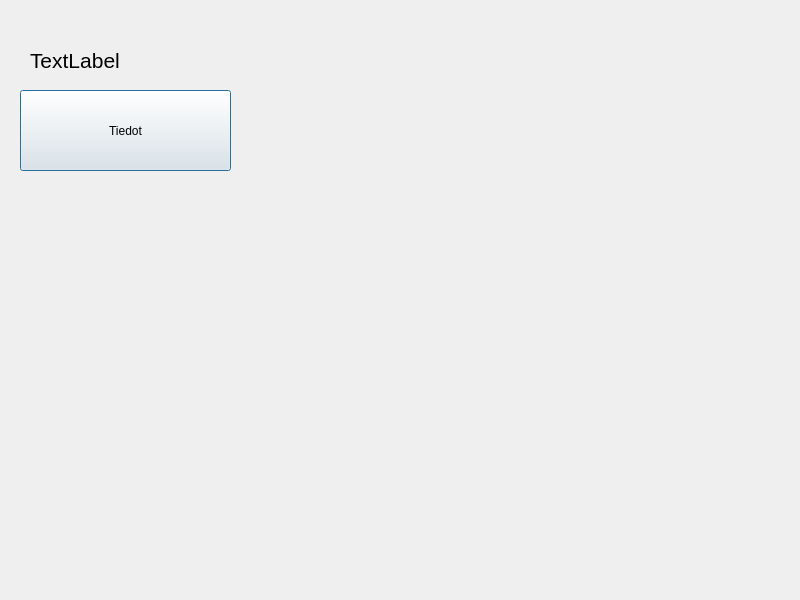
Above: frontend/asiakaswindow.ui from 22kmo-project/group_6 before the change. Below: the same form after it.
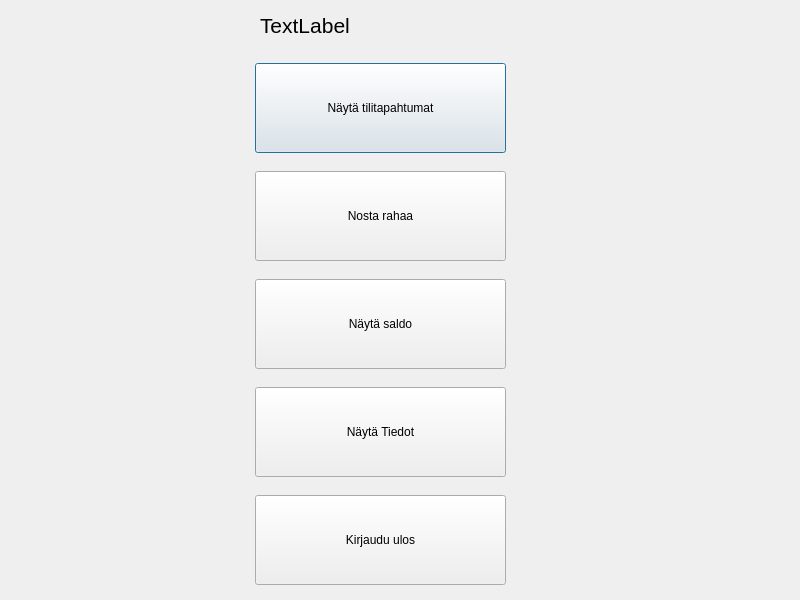
That is the form after the change.

```diff
--- a/frontend/asiakaswindow.ui
+++ b/frontend/asiakaswindow.ui
@@ -16,10 +16,10 @@
   <widget class="QLabel" name="labelIduser">
    <property name="geometry">
     <rect>
-     <x>30</x>
-     <y>10</y>
+     <x>260</x>
+     <y>0</y>
      <width>241</width>
-     <height>101</height>
+     <height>51</height>
     </rect>
    </property>
    <property name="font">
@@ -31,17 +31,129 @@
     <string>&lt;html&gt;&lt;head/&gt;&lt;body&gt;&lt;p&gt;&lt;span style=&quot; font-size:16pt;&quot;&gt;TextLabel&lt;/span&gt;&lt;/p&gt;&lt;/body&gt;&lt;/html&gt;</string>
    </property>
   </widget>
+  <widget class="QPushButton" name="btnTapahtumat">
+   <property name="geometry">
+    <rect>
+     <x>255</x>
+     <y>63</y>
+     <width>251</width>
+     <height>90</height>
+    </rect>
+   </property>
+   <property name="sizePolicy">
+    <sizepolicy hsizetype="Minimum" vsizetype="Fixed">
+     <horstretch>0</horstretch>
+     <verstretch>0</verstretch>
+    </sizepolicy>
+   </property>
+   <property name="minimumSize">
+    <size>
+     <width>200</width>
+     <height>90</height>
+    </size>
+   </property>
+   <property name="text">
+    <string>Näytä tilitapahtumat</string>
+   </property>
+  </widget>
+  <widget class="QPushButton" name="btnNosto">
+   <property name="geometry">
+    <rect>
+     <x>255</x>
+     <y>171</y>
+     <width>251</width>
+     <height>90</height>
+    </rect>
+   </property>
+   <property name="sizePolicy">
+    <sizepolicy hsizetype="Minimum" vsizetype="Fixed">
+     <horstretch>0</horstretch>
+     <verstretch>0</verstretch>
+    </sizepolicy>
+   </property>
+   <property name="minimumSize">
+    <size>
+     <width>200</width>
+     <height>90</height>
+    </size>
+   </property>
+   <property name="text">
+    <string>Nosta rahaa</string>
+   </property>
+  </widget>
+  <widget class="QPushButton" name="btnSaldo">
+   <property name="geometry">
+    <rect>
+     <x>255</x>
+     <y>279</y>
+     <width>251</width>
+     <height>90</height>
+    </rect>
+   </property>
+   <property name="sizePolicy">
+    <sizepolicy hsizetype="Minimum" vsizetype="Fixed">
+     <horstretch>0</horstretch>
+     <verstretch>0</verstretch>
+    </sizepolicy>
+   </property>
+   <property name="minimumSize">
+    <size>
+     <width>200</width>
+     <height>90</height>
+    </size>
+   </property>
+   <property name="text">
+    <string>Näytä saldo</string>
+   </property>
+  </widget>
   <widget class="QPushButton" name="btnTiedot">
    <property name="geometry">
     <rect>
-     <x>20</x>
-     <y>90</y>
-     <width>211</width>
-     <height>81</height>
+     <x>255</x>
+     <y>387</y>
+     <width>251</width>
+     <height>90</height>
     </rect>
    </property>
+   <property name="sizePolicy">
+    <sizepolicy hsizetype="Minimum" vsizetype="Fixed">
+     <horstretch>0</horstretch>
+     <verstretch>0</verstretch>
+    </sizepolicy>
+   </property>
+   <property name="minimumSize">
+    <size>
+     <width>200</width>
+     <height>90</height>
+    </size>
+   </property>
    <property name="text">
-    <string>Tiedot</string>
+    <string>Näytä Tiedot</string>
+   </property>
+  </widget>
+  <widget class="QPushButton" name="btnLogout">
+   <property name="geometry">
+    <rect>
+     <x>255</x>
+     <y>495</y>
+     <width>251</width>
+     <height>90</height>
+    </rect>
+   </property>
+   <property name="sizePolicy">
+    <sizepolicy hsizetype="Minimum" vsizetype="Fixed">
+     <horstretch>0</horstretch>
+     <verstretch>0</verstretch>
+    </sizepolicy>
+   </property>
+   <property name="minimumSize">
+    <size>
+     <width>200</width>
+     <height>90</height>
+    </size>
+   </property>
+   <property name="text">
+    <string>Kirjaudu ulos</string>
    </property>
   </widget>
  </widget>
```
